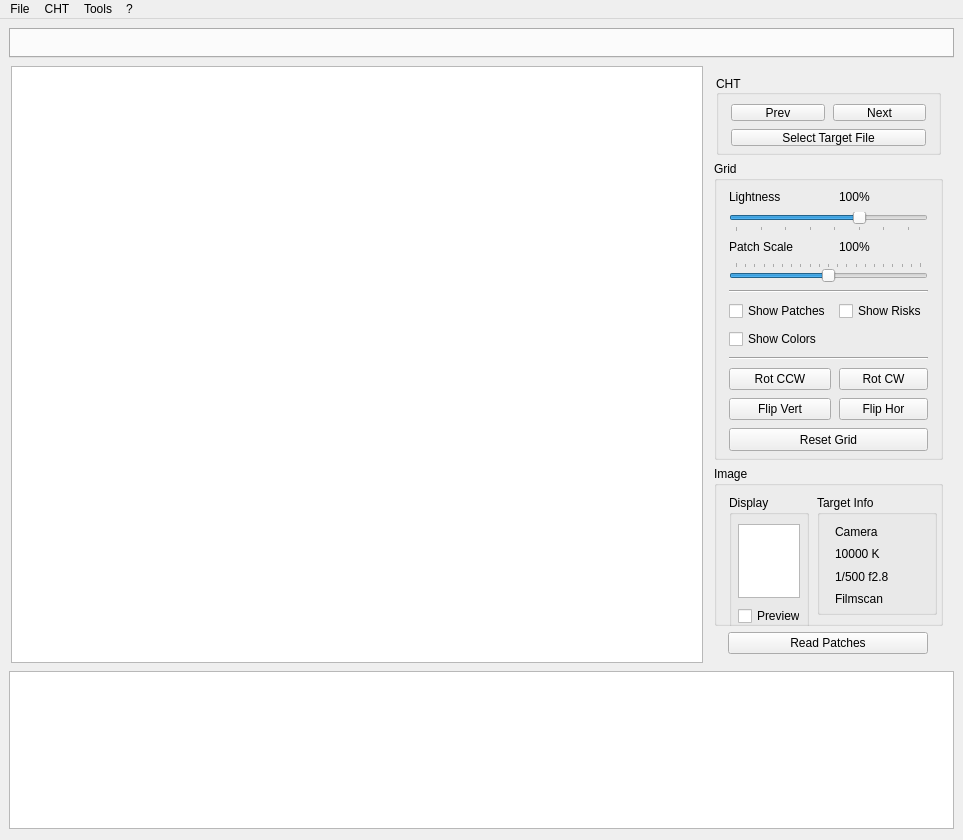
Qt form src/tools/profiling/support/patch_reader.ui (Valdas2000/flab-DIY-stack) before a commit.
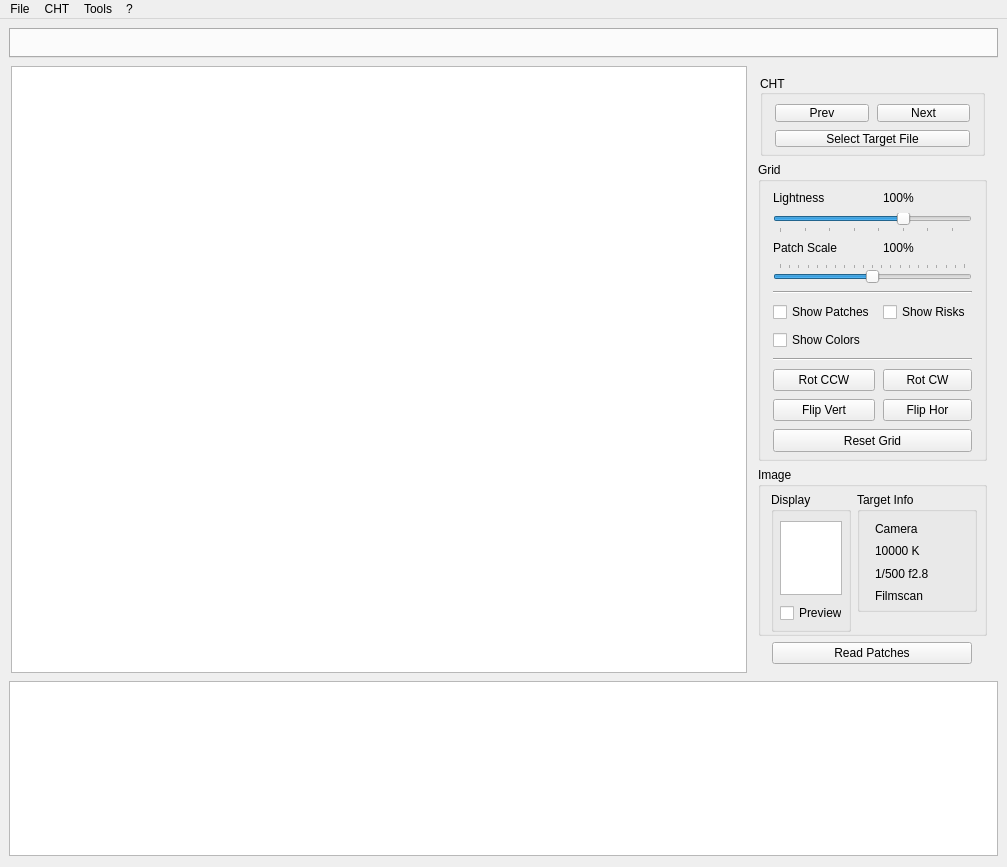
The same form after that commit. Custom widgets are drawn as their Qt base class.

Commit message:
PatchReader GUI design
[+] GUI forms

What changed in the file:
```diff
--- a/src/tools/profiling/support/patch_reader.ui
+++ b/src/tools/profiling/support/patch_reader.ui
@@ -6,8 +6,8 @@
    <rect>
     <x>0</x>
     <y>0</y>
-    <width>963</width>
-    <height>840</height>
+    <width>1007</width>
+    <height>867</height>
    </rect>
   </property>
   <property name="sizePolicy">
@@ -16,6 +16,12 @@
     <verstretch>0</verstretch>
    </sizepolicy>
   </property>
+  <property name="minimumSize">
+   <size>
+    <width>537</width>
+    <height>867</height>
+   </size>
+  </property>
   <property name="windowTitle">
    <string>MainWindow</string>
   </property>
@@ -478,13 +484,13 @@
                  <number>10</number>
                 </property>
                 <property name="topMargin">
-                 <number>9</number>
+                 <number>5</number>
                 </property>
                 <property name="rightMargin">
-                 <number>0</number>
+                 <number>6</number>
                 </property>
                 <property name="bottomMargin">
-                 <number>0</number>
+                 <number>10</number>
                 </property>
                 <item alignment="Qt::AlignmentFlag::AlignTop">
                  <widget class="QGroupBox" name="display_grp">
@@ -717,7 +723,7 @@
     <rect>
      <x>0</x>
      <y>0</y>
-     <width>963</width>
+     <width>1007</width>
      <height>33</height>
     </rect>
    </property>
```
Left out of the diff: 6 changed lines with no effect on the pictures. The commit also changes 5 other files.
